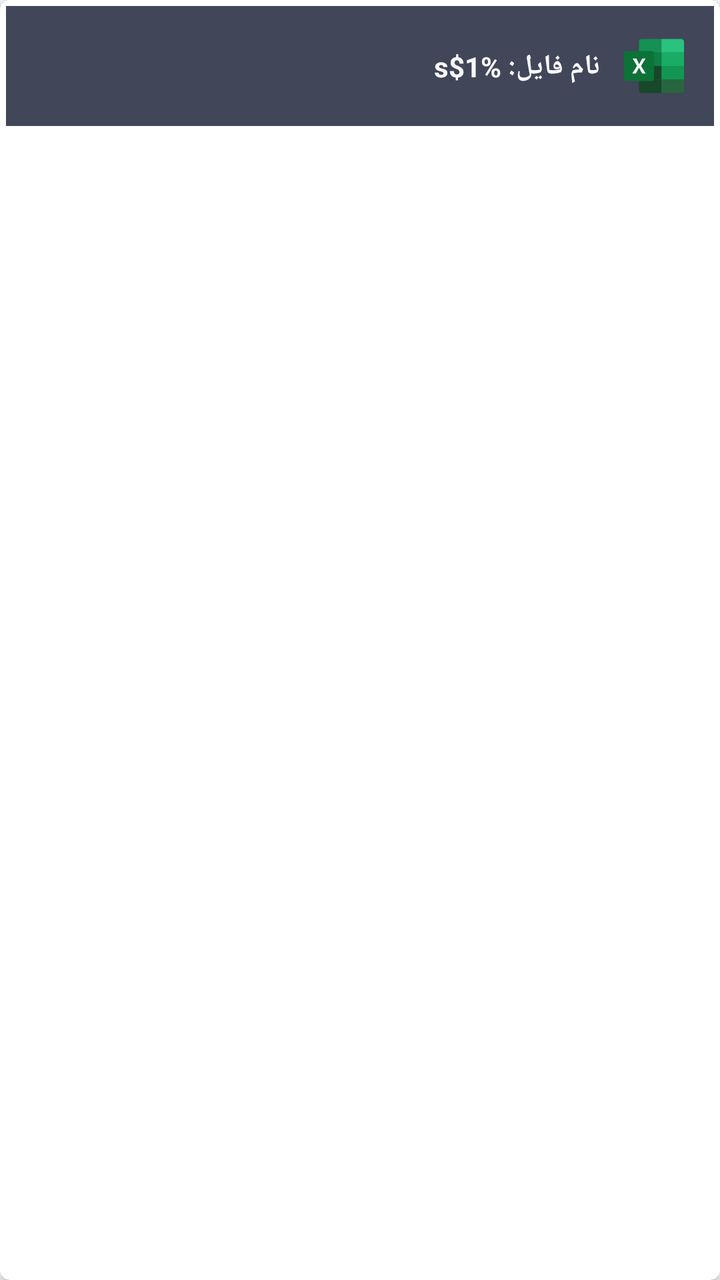
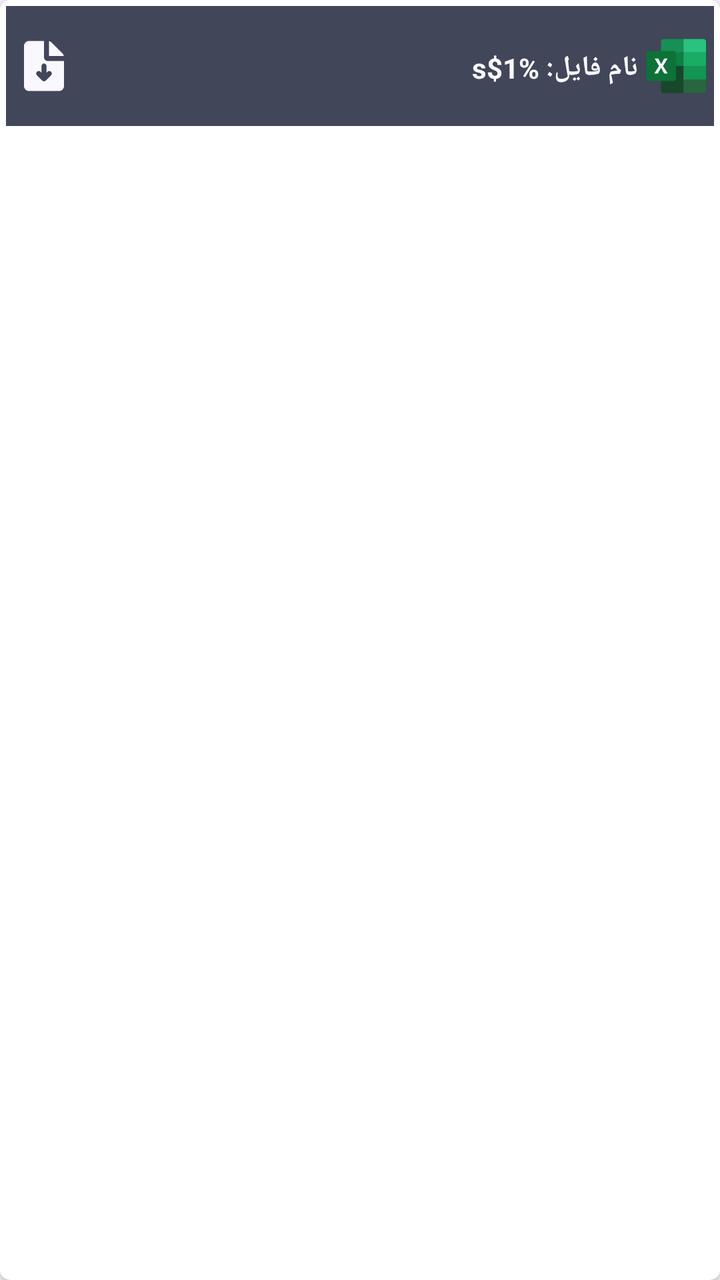

Before-and-after screenshots of an Android layout around one commit, followed by the original layout XML and the change that was made.
<!-- AndroidManifest.xml: application theme Theme.Iotequipment -->
<!-- res/layout/item_equipment_attachment.xml -->
<?xml version="1.0" encoding="utf-8"?>
<androidx.cardview.widget.CardView
    xmlns:android="http://schemas.android.com/apk/res/android"
    xmlns:app="http://schemas.android.com/apk/res-auto"
    xmlns:tools="http://schemas.android.com/tools"
    android:layout_width="match_parent"
    android:layout_margin="5dp"
    android:layout_height="wrap_content"
    android:elevation="4dp"
    app:cardBackgroundColor="@color/white"
    app:cardCornerRadius="5dp"
    android:layout_marginBottom="8dp"
    >

    <androidx.constraintlayout.widget.ConstraintLayout
        android:layout_width="match_parent"
        android:id="@+id/base_attachment"
        android:layout_height="60dp"
        android:layout_margin="3dp"
        android:background="@color/md_theme_onSecondaryContainer"
        android:padding="15dp"
        android:orientation="vertical">

        <TextView
            android:id="@+id/txt_attachment"
            android:layout_width="wrap_content"
            android:layout_height="wrap_content"
            android:layout_marginEnd="12dp"
            android:textColor="@color/md_theme_background"
            android:text="@string/label_device_attachment"
            android:textSize="14sp"
            android:textStyle="bold"
            app:layout_constraintBottom_toBottomOf="parent"
            app:layout_constraintEnd_toStartOf="@+id/ic_attachment"
            app:layout_constraintTop_toTopOf="parent"
            app:layout_constraintVertical_bias="0.523" />
        <ImageView
            android:id="@+id/ic_attachment"
            android:layout_width="30dp"
            android:layout_height="30dp"
            app:layout_constraintBottom_toBottomOf="parent"
            app:layout_constraintEnd_toEndOf="parent"
            app:layout_constraintTop_toTopOf="parent"
            app:srcCompat="@drawable/ic_exel" />

        <ProgressBar
            android:id="@+id/download_progressBar"
            android:layout_width="wrap_content"
            android:layout_height="wrap_content"
            android:visibility="gone"
            style="?android:attr/progressBarStyleLarge"
            android:indeterminateTint="@color/ic_launcher_background"
            app:layout_constraintBottom_toBottomOf="parent"
            app:layout_constraintEnd_toEndOf="parent"
            app:layout_constraintStart_toStartOf="parent"
            app:layout_constraintTop_toTopOf="parent" />


    </androidx.constraintlayout.widget.ConstraintLayout>
</androidx.cardview.widget.CardView>
<!-- resources referenced by this layout -->
<resources>
  <color name="ic_launcher_background">#FFFFFF</color>
  <color name="md_theme_background">#FAF8FF</color>
  <color name="md_theme_onSecondaryContainer">#414659</color>
  <color name="white">#FFFFFFFF</color>
  <!-- drawable ic_exel (drawable) -->
  <vector xmlns:android="http://schemas.android.com/apk/res/android"
      android:width="30dp"
      android:height="28dp"
      android:viewportWidth="30"
      android:viewportHeight="28">
    <path
        android:pathData="M18.75,0.5H8.808C8.086,0.5 7.5,1.086 7.5,1.808V7.252H18.75V0.5Z"
        android:fillColor="#169154"/>
    <path
        android:pathData="M7.5,20.791V26.192C7.5,26.914 8.086,27.5 8.807,27.5H18.75V20.791H7.5Z"
        android:fillColor="#18482A"/>
    <path
        android:pathData="M7.5,7.252H18.75V14.004H7.5V7.252Z"
        android:fillColor="#0C8045"/>
    <path
        android:pathData="M7.5,14.004H18.75V20.791H7.5V14.004Z"
        android:fillColor="#17472A"/>
    <path
        android:pathData="M28.692,0.5H18.75V7.252H30V1.808C30,1.086 29.414,0.5 28.692,0.5Z"
        android:fillColor="#29C27F"/>
    <path
        android:pathData="M18.75,20.791V27.5H28.693C29.414,27.5 30,26.914 30,26.193V20.791L18.75,20.791Z"
        android:fillColor="#27663F"/>
    <path
        android:pathData="M18.75,7.252H30V14.004L18.75,14.004V7.252Z"
        android:fillColor="#19AC65"/>
    <path
        android:pathData="M18.75,14.004L30,14.004V20.791L18.75,20.791V14.004Z"
        android:fillColor="#129652"/>
    <path
        android:pathData="M13.739,21.5H1.261C0.565,21.5 0,20.935 0,20.239V7.761C0,7.065 0.565,6.5 1.261,6.5H13.739C14.435,6.5 15,7.065 15,7.761V20.239C15,20.935 14.435,21.5 13.739,21.5Z"
        android:fillColor="#0C7238"/>
    <path
        android:pathData="M4.355,10.25H6.145L7.597,13.066L9.131,10.25H10.803L8.5,14L10.856,17.75H9.092L7.51,14.802L5.934,17.75H4.144L6.539,13.986L4.355,10.25Z"
        android:fillColor="#ffffff"/>
  </vector>
  <string name="label_device_attachment">نام فایل: %1$s</string>
  <style name="Theme.Iotequipment" parent="Base.Theme.Iotequipment" />
  <style name="Base.Theme.Iotequipment" parent="Theme.Material3.DayNight.NoActionBar">
          <item name="fontFamily">@font/iran_yekan_regular</item>
          
          
          <item name="colorPrimary">@color/md_theme_primary</item>
          <item name="android:colorBackground">@color/md_theme_background</item>
  
      </style>
  <color name="md_theme_primary">#0055EF</color>
</resources>

<!-- the commit's change to res/layout/item_equipment_attachment.xml (unified diff, before → after) -->
@@ -13,31 +13,33 @@
     >
 
     <androidx.constraintlayout.widget.ConstraintLayout
+        android:id="@+id/base_attachment"
         android:layout_width="match_parent"
-        android:id="@+id/base_attachment"
         android:layout_height="60dp"
         android:layout_margin="3dp"
         android:background="@color/md_theme_onSecondaryContainer"
-        android:padding="15dp"
         android:orientation="vertical">
 
         <TextView
             android:id="@+id/txt_attachment"
-            android:layout_width="wrap_content"
+            android:layout_width="0dp"
             android:layout_height="wrap_content"
-            android:layout_marginEnd="12dp"
+            android:layout_marginEnd="4dp"
+            android:text="@string/label_device_attachment"
             android:textColor="@color/md_theme_background"
-            android:text="@string/label_device_attachment"
             android:textSize="14sp"
             android:textStyle="bold"
             app:layout_constraintBottom_toBottomOf="parent"
             app:layout_constraintEnd_toStartOf="@+id/ic_attachment"
+            app:layout_constraintStart_toEndOf="@+id/downloadIcon"
             app:layout_constraintTop_toTopOf="parent"
             app:layout_constraintVertical_bias="0.523" />
+
         <ImageView
             android:id="@+id/ic_attachment"
             android:layout_width="30dp"
             android:layout_height="30dp"
+            android:layout_marginEnd="4dp"
             app:layout_constraintBottom_toBottomOf="parent"
             app:layout_constraintEnd_toEndOf="parent"
             app:layout_constraintTop_toTopOf="parent"
@@ -45,16 +47,26 @@
 
         <ProgressBar
             android:id="@+id/download_progressBar"
-            android:layout_width="wrap_content"
-            android:layout_height="wrap_content"
+            style="?android:attr/progressBarStyle"
+            android:layout_width="40dp"
+            android:layout_height="40dp"
             android:visibility="gone"
-            style="?android:attr/progressBarStyleLarge"
             android:indeterminateTint="@color/ic_launcher_background"
             app:layout_constraintBottom_toBottomOf="parent"
             app:layout_constraintEnd_toEndOf="parent"
             app:layout_constraintStart_toStartOf="parent"
             app:layout_constraintTop_toTopOf="parent" />
 
+        <ImageView
+            android:id="@+id/downloadIcon"
+            android:layout_width="30dp"
+            android:layout_height="30dp"
+            android:layout_marginStart="4dp"
+            app:layout_constraintBottom_toBottomOf="parent"
+            app:layout_constraintStart_toStartOf="parent"
+            app:layout_constraintTop_toTopOf="parent"
+            app:srcCompat="@drawable/ic_download" />
+
 
     </androidx.constraintlayout.widget.ConstraintLayout>
 </androidx.cardview.widget.CardView>
<!-- resource entries referenced after the edit -->
@@ -4,6 +4,19 @@
   <color name="md_theme_background">#FAF8FF</color>
   <color name="md_theme_onSecondaryContainer">#414659</color>
   <color name="white">#FFFFFFFF</color>
+  <!-- drawable ic_download (drawable) -->
+  <vector xmlns:android="http://schemas.android.com/apk/res/android"
+      android:width="64dp"
+      android:height="64dp"
+      android:viewportWidth="24"
+      android:viewportHeight="24">
+    <path
+        android:pathData="M12,2L12,8.5C12,9.328 12.672,10 13.5,10L13.5,10L20,10L20,20C20,21.105 19.105,22 18,22L18,22L6,22C4.895,22 4,21.105 4,20L4,20L4,4C4,2.895 4.895,2 6,2L6,2L12,2ZM12,11C11.448,11 11,11.448 11,12L11,12L11,14.708L10.586,14.294C10.195,13.904 9.562,13.904 9.172,14.294C8.781,14.685 8.781,15.318 9.172,15.708L9.172,15.708L11.293,17.83C11.683,18.22 12.317,18.22 12.707,17.83L12.707,17.83L14.828,15.708C15.219,15.318 15.219,14.685 14.828,14.294C14.438,13.904 13.805,13.904 13.414,14.294L13.414,14.294L13,14.708L13,12C13,11.448 12.552,11 12,11ZM14,2.043C14.376,2.123 14.724,2.31 15,2.586L15,2.586L19.414,7C19.69,7.276 19.877,7.624 19.957,8L19.957,8L14,8Z"
+        android:strokeWidth="1"
+        android:fillColor="@color/md_theme_background"
+        android:fillType="evenOdd"
+        android:strokeColor="#00000000"/>
+  </vector>
   <!-- drawable ic_exel (drawable) -->
   <vector xmlns:android="http://schemas.android.com/apk/res/android"
       android:width="30dp"
